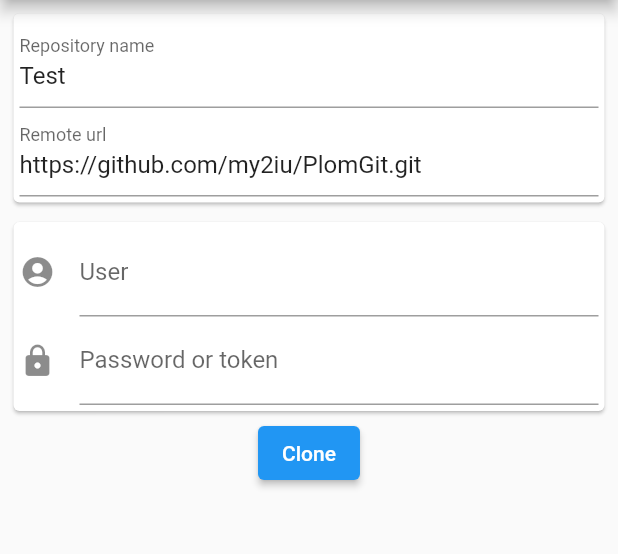
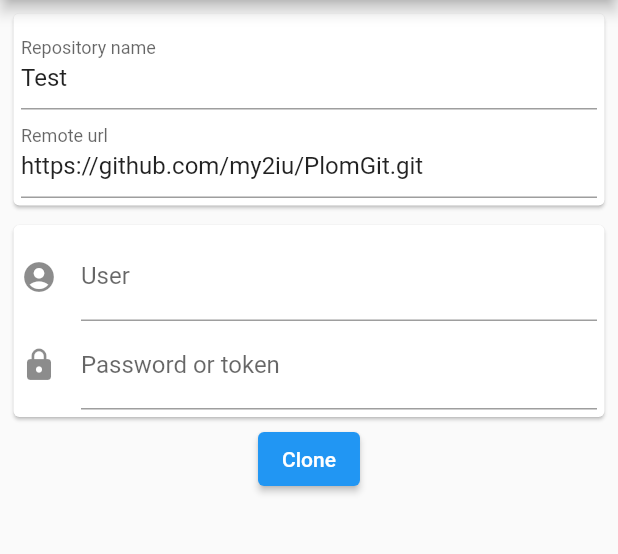
Before and after one commit to my2iu/PlomGit, a Flutter app: the RepositoryLocationAndRemoteDialog screen opened directly, on a phone screen of 412 x 824 dp, the part 84-638 px from its top. Run offline on Flutter 3.47's test engine with Material 2 defaults, Android fonts, the phone set to English and light mode, and no system bars; our stand-ins replace flutter_secure_storage, stream_channel, tuple, universal_platform; missing offline and left inert: dart:ffi; accounts and stored records are empty.

Commit message:
Using a constant to make padding consistent

```diff
--- a/lib/main.dart
+++ b/lib/main.dart
@@ -4,7 +4,11 @@ import 'package:flutter/material.dart';
 // import 'package:PlomGit/src/jsgit.dart' show JsForGit;
 import 'package:PlomGit/src/repository_view.dart' show RepositoryView;
 import 'package:PlomGit/src/util.dart'
-    show retryWithAskCredentials, PlomGitPrefs;
+    show
+        retryWithAskCredentials,
+        PlomGitPrefs,
+        kDefaultPadding,
+        kDefaultSectionSpacing;
 import 'package:libgit2/git_isolate.dart' show GitIsolate;
 import 'package:universal_platform/universal_platform.dart';
 import 'package:path_provider/path_provider.dart';
@@ -423,7 +427,7 @@ class RepositoryLocationAndRemoteDialog extends StatelessWidget {
           title: Text('Repository Configuration'),
         ),
         body: Padding(
-            padding: EdgeInsets.all(5),
+            padding: EdgeInsets.all(kDefaultPadding),
             child: Column(children: [
               RemoteConfigurationWidget(remoteInfo),
               ElevatedButton(
@@ -467,7 +471,8 @@ class _RepositoryLocationAndRemoteState
         child: Column(children: [
           Card(
               child: Padding(
-                  padding: EdgeInsets.fromLTRB(4, 4, 4, 4),
+                  padding: EdgeInsets.fromLTRB(kDefaultPadding, kDefaultPadding,
+                      kDefaultPadding, kDefaultPadding),
                   child: Column(children: [
                     TextFormField(
                       initialValue: remoteInfo.repositoryName,
@@ -482,10 +487,11 @@ class _RepositoryLocationAndRemoteState
                           setState(() => remoteInfo.url = text),
                     ),
                   ]))),
-          SizedBox(height: 5),
+          SizedBox(height: kDefaultPadding),
           Card(
               child: Padding(
-                  padding: EdgeInsets.fromLTRB(4, 4, 4, 4),
+                  padding: EdgeInsets.fromLTRB(kDefaultPadding, kDefaultPadding,
+                      kDefaultPadding, kDefaultPadding),
                   child: Column(children: [
                     TextFormField(
                       initialValue: remoteInfo.user,
--- a/lib/src/util.dart
+++ b/lib/src/util.dart
@@ -186,3 +186,6 @@ class PlomGitPrefs {
     });
   }
 }
+
+const double kDefaultPadding = 5;
+const double kDefaultSectionSpacing = 12;
```
Also changed, not shown: lib/src/commit_view.dart (+10 -7 lines).
